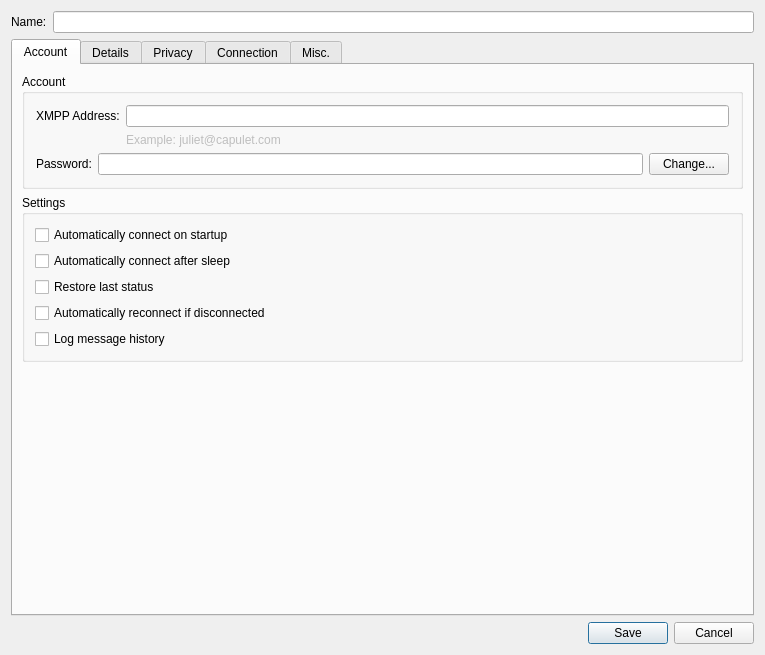
Before: the Qt Designer form src/accountmodify.ui in psi-im/psi, drawn with Qt 5.
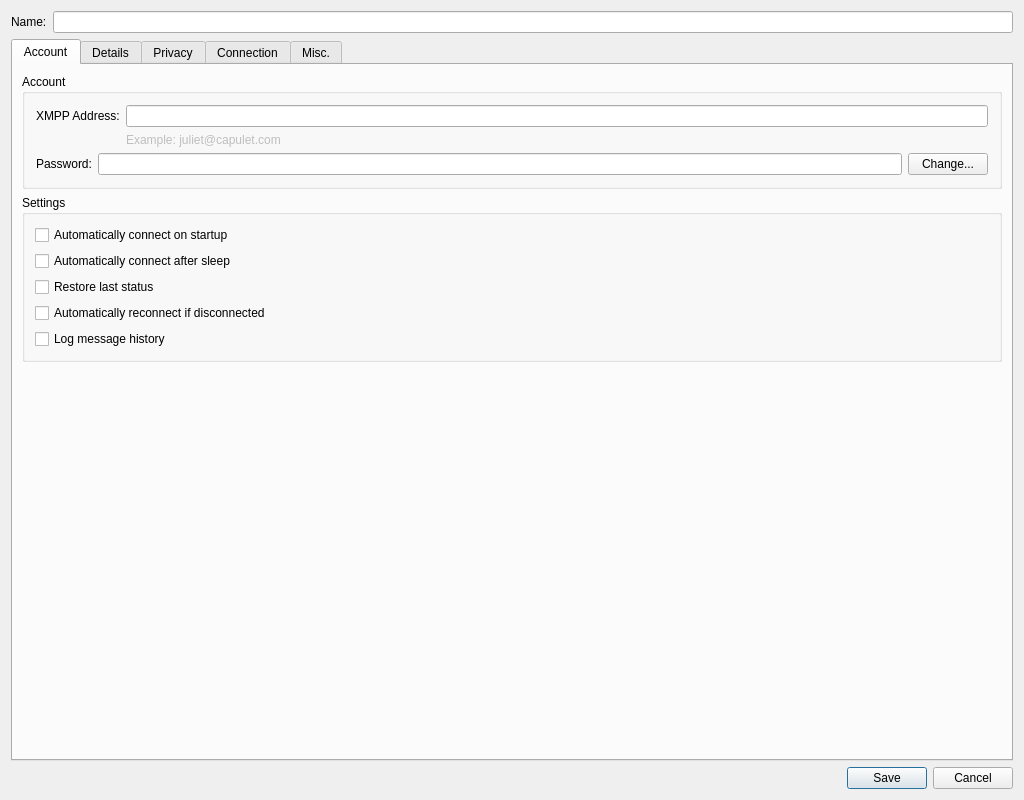
After: the same form once the commit is applied.

Patch:
```diff
--- a/src/accountmodify.ui
+++ b/src/accountmodify.ui
@@ -6,8 +6,8 @@
    <rect>
     <x>0</x>
     <y>0</y>
-    <width>765</width>
-    <height>655</height>
+    <width>1024</width>
+    <height>800</height>
    </rect>
   </property>
   <property name="windowTitle">
```
